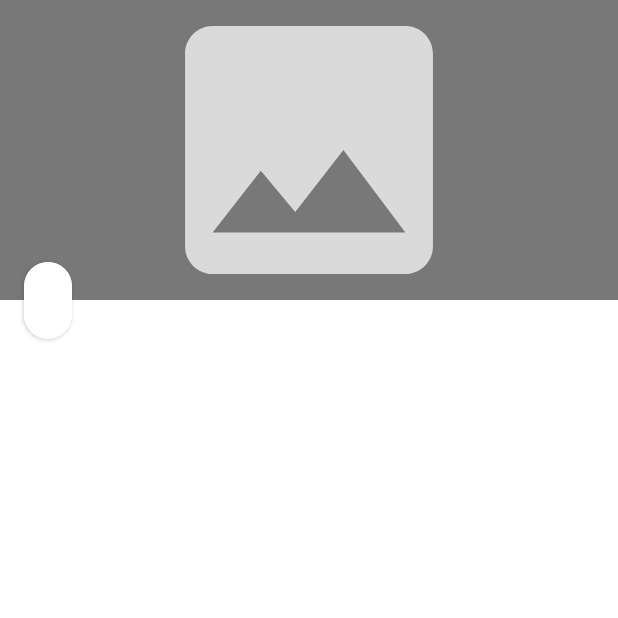
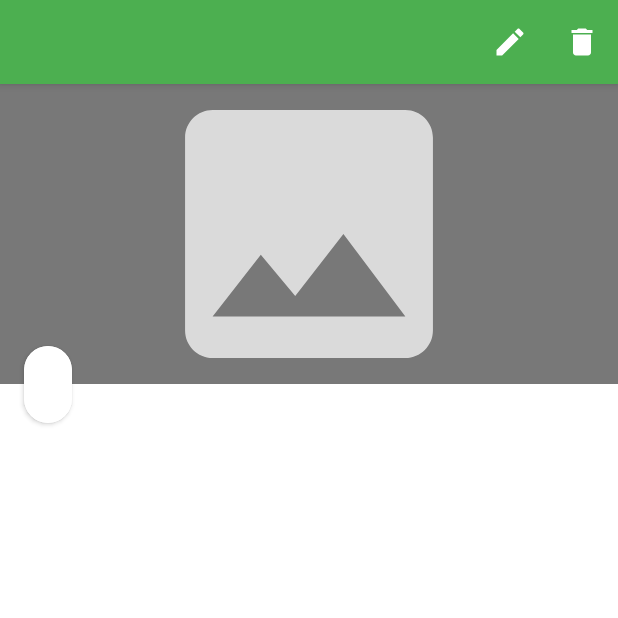
Before and after one commit to vinicius-ma/orgs, an Android app built with Jetpack Compose: the ProductDetailsActivity screen opened directly, with no data from a screen before it, on a phone screen of 412 x 824 dp, the top half of it. Run offline under Robolectric (Android 15) with nearby library versions, the phone set to English and light mode, and no system bars; our stand-ins replace Room's generated code; libraries missing offline, so code that uses them is left out: coil.decode; 1 statement that could not run was skipped.

Commit message:
added toolbar to ProductDetailsActivity (not functional)

```diff
--- a/app/src/main/java/br/com/vinma/orgs/ui/activity/ProductDetailsActivity.kt
+++ b/app/src/main/java/br/com/vinma/orgs/ui/activity/ProductDetailsActivity.kt
@@ -1,8 +1,12 @@
 package br.com.vinma.orgs.ui.activity
 
 import android.os.Bundle
+import android.util.Log
+import android.view.Menu
+import android.view.MenuItem
 import android.view.Window
 import androidx.appcompat.app.AppCompatActivity
+import br.com.vinma.orgs.R
 import br.com.vinma.orgs.database.AppDatabase
 import br.com.vinma.orgs.database.dao.ProductsDao
 import br.com.vinma.orgs.databinding.ActivityProductDetailsBinding
@@ -10,8 +14,11 @@ import br.com.vinma.orgs.extensions.loadImageOrGifWithFallBacks
 import br.com.vinma.orgs.model.Product
 import br.com.vinma.orgs.ui.Constants
 
+private const val TAG = "ProductDetailsActivity"
+
 class ProductDetailsActivity: AppCompatActivity() {
 
+    private lateinit var binding: ActivityProductDetailsBinding
     private lateinit var db: AppDatabase
     private lateinit var dao: ProductsDao
 
@@ -21,18 +28,40 @@ class ProductDetailsActivity: AppCompatActivity() {
         window.requestFeature(Window.FEATURE_ACTION_BAR)
         supportActionBar?.hide()
 
-        val binding = ActivityProductDetailsBinding.inflate(layoutInflater)
+        binding = ActivityProductDetailsBinding.inflate(layoutInflater)
         setContentView(binding.root)
 
         db = AppDatabase.instance(this)
         dao = db.productsDao()
 
+        fullfillWithProductInfo()
+        configureToolbar()
+
+    }
+
+    private fun fullfillWithProductInfo() {
         val product: Product? = getProductFromIntent()
+        binding.toolbar.title = product?.name
         binding.activityProductDetailsName.text = product?.name
         binding.activityProductDetailsDescription.text = product?.description
         binding.activityProductDetailsPrice.text = product?.formattedPrice()
         binding.activityProductDetailsImage.loadImageOrGifWithFallBacks(this, product?.url)
+    }
 
+    private fun configureToolbar() {
+        binding.toolbar.setOnMenuItemClickListener { menuItem ->
+            when (menuItem.itemId) {
+                R.id.menu_product_details_edit -> {
+                    Log.wtf(TAG, "onOptionsItemSelected: edit")
+                }
+
+                R.id.menu_product_details_delete -> {
+                    Log.wtf(TAG, "onOptionsItemSelected: delete")
+                }
+            }
+            true
+
+        }
     }
 
     private fun getProductFromIntent(): Product? {
--- a/app/src/main/java/br/com/vinma/orgs/ui/recyclerview/adapter/ProductListAdapter.kt
+++ b/app/src/main/java/br/com/vinma/orgs/ui/recyclerview/adapter/ProductListAdapter.kt
@@ -64,8 +64,10 @@ class ProductListAdapter(
         private val context: Context = binding.root.context
         private lateinit var product: Product
         init {
-            itemView.setOnClickListener {
-                if (::product.isInitialized) onItemClickListener(adapterPosition)
+            itemView.apply {
+                onItemClickListener = {
+                    if (::product.isInitialized) onItemClickListener(adapterPosition)
+                }
             }
         }
 
--- /dev/null
+++ b/app/src/main/res/drawable/ic_action_delete.xml
@@ -0,0 +1,5 @@
+<vector android:height="24dp" android:tint="#FFFFFF"
+    android:viewportHeight="24" android:viewportWidth="24"
+    android:width="24dp" xmlns:android="http://schemas.android.com/apk/res/android">
+    <path android:fillColor="@android:color/white" android:pathData="M6,19c0,1.1 0.9,2 2,2h8c1.1,0 2,-0.9 2,-2V7H6v12zM19,4h-3.5l-1,-1h-5l-1,1H5v2h14V4z"/>
+</vector>
--- /dev/null
+++ b/app/src/main/res/drawable/ic_action_edit.xml
@@ -0,0 +1,5 @@
+<vector android:height="24dp" android:tint="#FFFFFF"
+    android:viewportHeight="24" android:viewportWidth="24"
+    android:width="24dp" xmlns:android="http://schemas.android.com/apk/res/android">
+    <path android:fillColor="@android:color/white" android:pathData="M3,17.25V21h3.75L17.81,9.94l-3.75,-3.75L3,17.25zM20.71,7.04c0.39,-0.39 0.39,-1.02 0,-1.41l-2.34,-2.34c-0.39,-0.39 -1.02,-0.39 -1.41,0l-1.83,1.83 3.75,3.75 1.83,-1.83z"/>
+</vector>
--- a/app/src/main/res/layout/activity_product_details.xml
+++ b/app/src/main/res/layout/activity_product_details.xml
@@ -10,6 +10,21 @@
         android:layout_width="match_parent"
         android:layout_height="match_parent"
         >
+        <androidx.appcompat.widget.Toolbar
+            android:id="@+id/toolbar"
+            tools:title="Example"
+            android:layout_width="match_parent"
+            android:layout_height="?attr/actionBarSize"
+            android:background="?attr/colorPrimary"
+            app:titleTextColor="@color/colorOnPrimary"
+            android:elevation="4dp"
+            app:layout_constraintTop_toTopOf="parent"
+            app:layout_constraintBottom_toBottomOf="parent"
+            app:layout_constraintStart_toStartOf="parent"
+            app:layout_constraintEnd_toEndOf="parent"
+            app:layout_constraintVertical_bias="0.0"
+            app:menu="@menu/menu_product_details"
+            />
         <!-- region IMAGEVIEW -->
         <ImageView
             android:id="@+id/activity_product_details_image"
@@ -18,7 +33,7 @@
             app:layout_constraintBottom_toBottomOf="parent"
             app:layout_constraintEnd_toEndOf="parent"
             app:layout_constraintStart_toStartOf="parent"
-            app:layout_constraintTop_toTopOf="parent"
+            app:layout_constraintTop_toBottomOf="@id/toolbar"
             app:layout_constraintVertical_bias="0.0"
             android:clickable="true"
             android:contentDescription="@string/product_item_image_descr"
--- /dev/null
+++ b/app/src/main/res/menu/menu_product_details.xml
@@ -0,0 +1,16 @@
+<?xml version="1.0" encoding="utf-8"?>
+<menu xmlns:android="http://schemas.android.com/apk/res/android"
+    xmlns:app="http://schemas.android.com/apk/res-auto">
+    <item
+        android:id="@+id/menu_product_details_edit"
+        android:title="Edit"
+        android:icon="@drawable/ic_action_edit"
+        app:showAsAction="ifRoom"
+        />
+    <item
+        android:id="@+id/menu_product_details_delete"
+        android:title="Delete"
+        android:icon="@drawable/ic_action_delete"
+        app:showAsAction="ifRoom"
+        />
+</menu>
```
